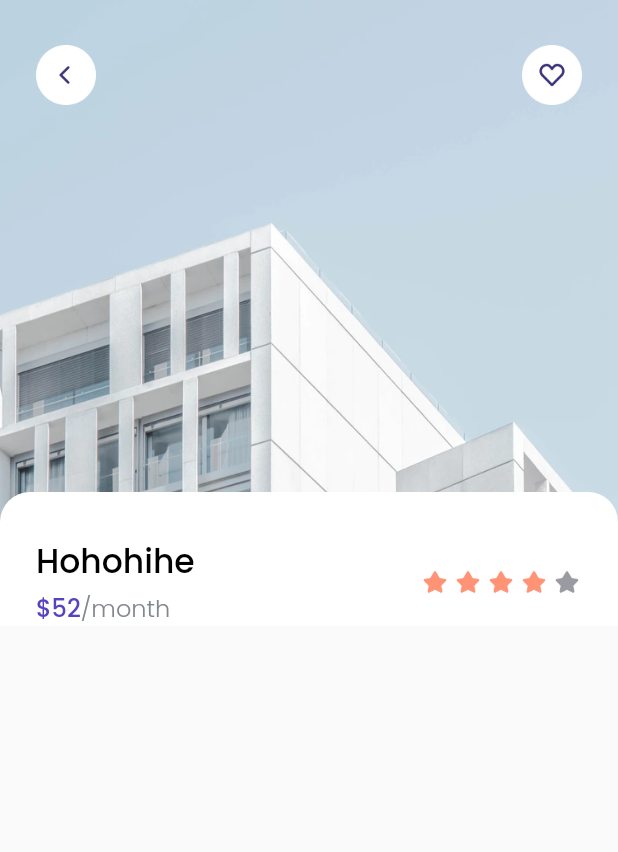
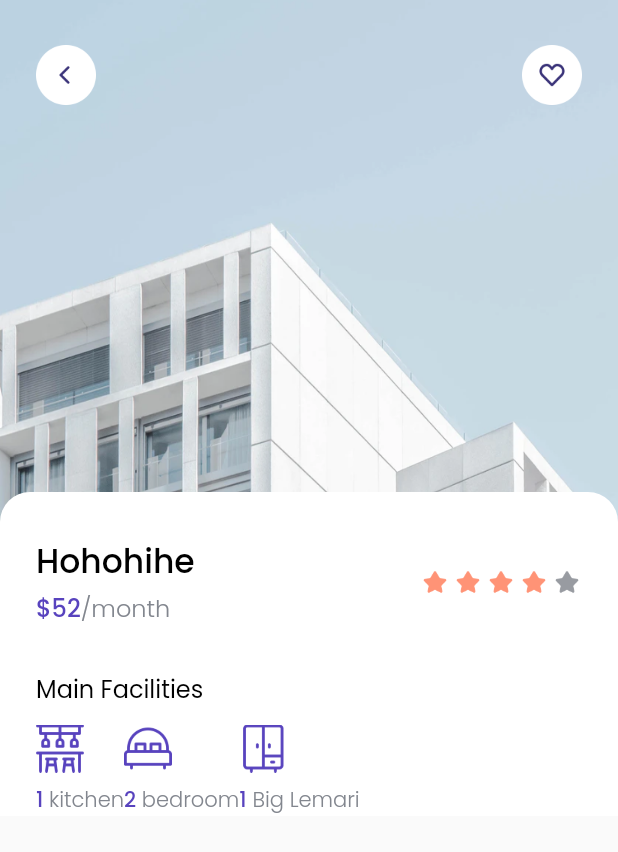
Before and after one commit to BennoAlif/cozy, a Flutter app: the DetailPage screen opened directly, on a phone screen of 412 x 824 dp. Shown: the top 852 px of the screen. Run offline on Flutter 3.47's test engine with Material 2 defaults, Android fonts, the phone set to English and light mode, and no system bars; our stand-ins replace google_fonts.

Commit message:
[Detail Page] Main Facilities

```diff
--- a/lib/pages/detail_page.dart
+++ b/lib/pages/detail_page.dart
@@ -1,4 +1,5 @@
 import 'package:bwa_cozy/theme.dart';
+import 'package:bwa_cozy/widgets/facility_item.dart';
 import 'package:flutter/material.dart';
 
 class DetailPage extends StatelessWidget {
@@ -55,6 +56,7 @@ class DetailPage extends StatelessWidget {
                     color: whiteColor,
                   ),
                   child: Column(
+                    crossAxisAlignment: CrossAxisAlignment.start,
                     children: [
                       const SizedBox(
                         height: 30,
@@ -136,6 +138,45 @@ class DetailPage extends StatelessWidget {
                           ],
                         ),
                       ),
+                      const SizedBox(
+                        height: 30,
+                      ),
+                      Padding(
+                        padding: EdgeInsets.only(left: edge),
+                        child: Text(
+                          "Main Facilities",
+                          style: regularTextStyle.copyWith(
+                            fontSize: 16,
+                          ),
+                        ),
+                      ),
+                      const SizedBox(
+                        height: 12,
+                      ),
+                      Padding(
+                        padding: EdgeInsets.symmetric(
+                          horizontal: edge,
+                        ),
+                        child: Row(
+                          children: const [
+                            FacilityItem(
+                              name: 'kitchen',
+                              imageUrl: 'assets/icon_kitchen.png',
+                              total: 1,
+                            ),
+                            FacilityItem(
+                              name: 'bedroom',
+                              imageUrl: 'assets/icon_bedroom.png',
+                              total: 2,
+                            ),
+                            FacilityItem(
+                              name: 'Big Lemari',
+                              imageUrl: 'assets/icon_cupboard.png',
+                              total: 1,
+                            ),
+                          ],
+                        ),
+                      ),
                     ],
                   ),
                 )
--- /dev/null
+++ b/lib/widgets/facility_item.dart
@@ -0,0 +1,48 @@
+import 'package:flutter/material.dart';
+
+import '../theme.dart';
+
+class FacilityItem extends StatelessWidget {
+  final String name;
+  final String imageUrl;
+  final int total;
+
+  const FacilityItem(
+      {Key? key,
+      required this.imageUrl,
+      required this.name,
+      required this.total})
+      : super(key: key);
+
+  @override
+  Widget build(BuildContext context) {
+    return Column(
+      crossAxisAlignment: CrossAxisAlignment.start,
+      children: [
+        Image.asset(
+          imageUrl,
+          width: 32,
+        ),
+        const SizedBox(
+          height: 8,
+        ),
+        Text.rich(
+          TextSpan(
+            text: '$total',
+            style: purpleTextStyle.copyWith(
+              fontSize: 14,
+            ),
+            children: [
+              TextSpan(
+                text: ' $name',
+                style: greyTextStyle.copyWith(
+                  fontSize: 14,
+                ),
+              ),
+            ],
+          ),
+        ),
+      ],
+    );
+  }
+}
```
